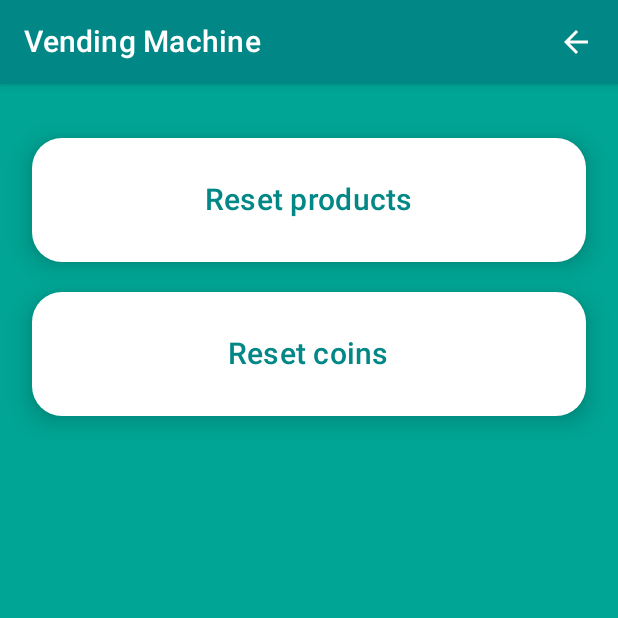
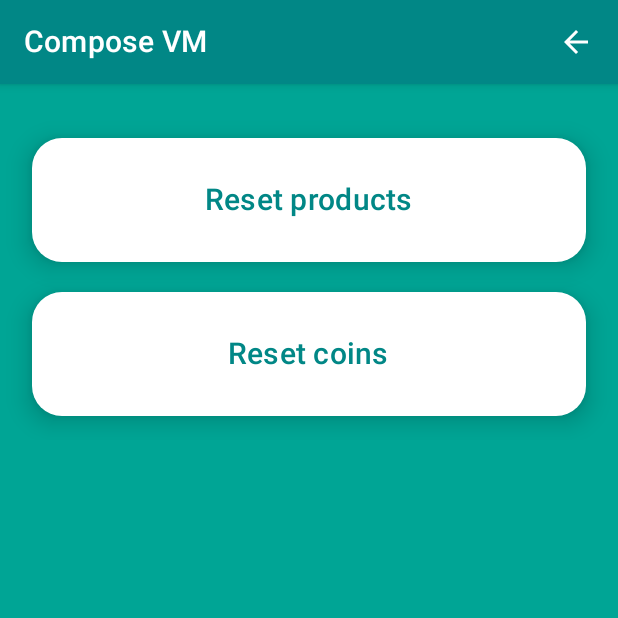
Before and after one commit to IvayloZankov/KotlinVendingMachine, an Android app built with Jetpack Compose: the maintenance_screen screen opened through its navigation route, on a phone screen of 412 x 824 dp, the top half of it. Run offline under Robolectric (Android 15) with nearby library versions, the phone set to English and light mode, and no system bars; our stand-ins replace Dagger/Hilt's generated code, accompanist; libraries missing offline, so code that uses them is left out: com.google.accompanist.navigation.

Commit message:
change name

```diff
--- a/app/src/main/res/values/strings.xml
+++ b/app/src/main/res/values/strings.xml
@@ -1,5 +1,5 @@
 <resources>
-    <string name="app_name">Vending Machine</string>
+    <string name="app_name">Compose VM</string>
     <string name="maintenance_button">Maintenance button</string>
     <string name="back_button">Back button</string>
     <string name="coinsInserted">Coins Inserted</string>
```
